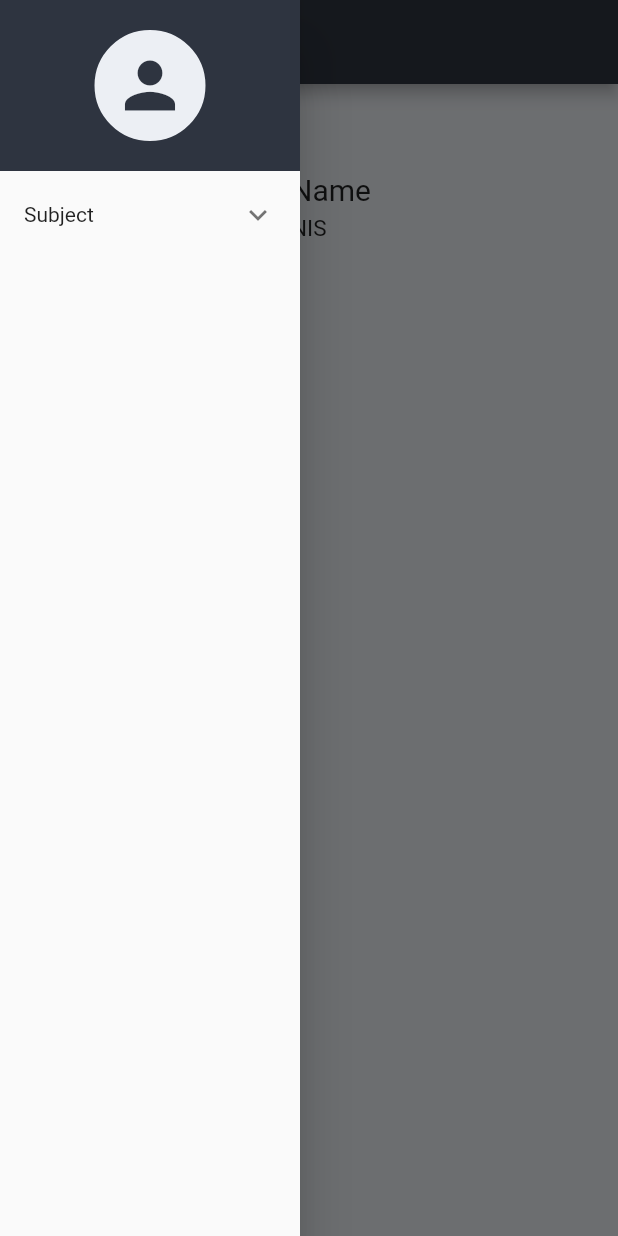
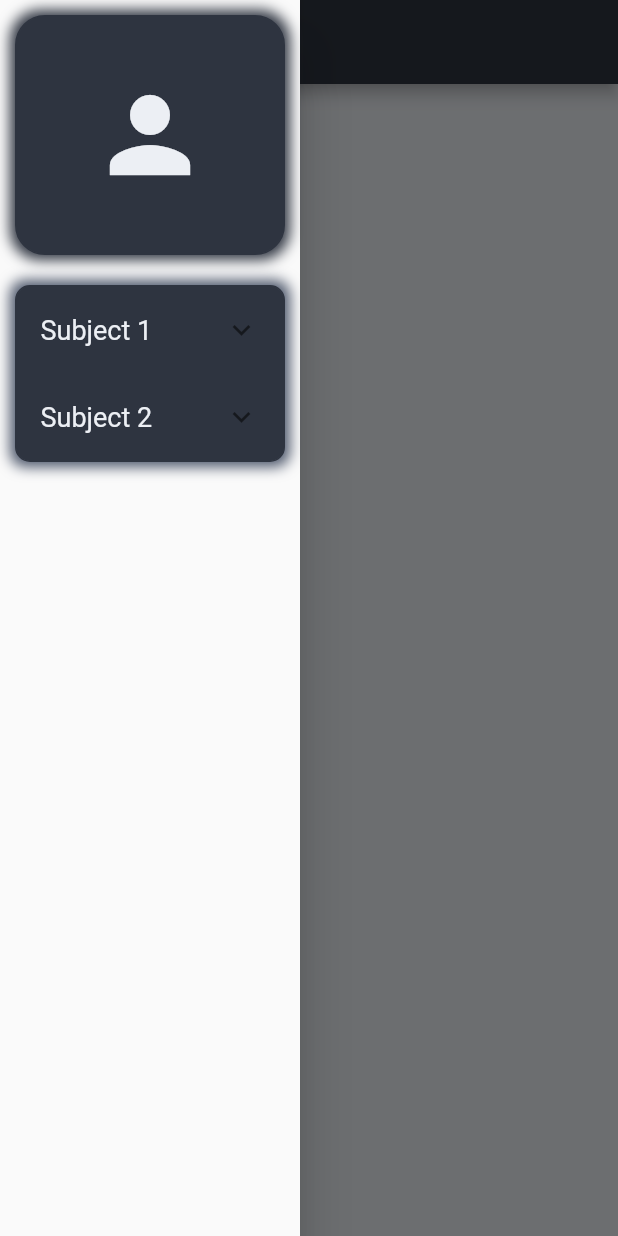
Before and after one commit to aldihsuhandi/SE-Bruh, a Flutter app: the screen it shows after launch, in the side drawer, after a tap on the "person" icon, on a phone screen of 412 x 824 dp. Run offline on Flutter 3.47's test engine with Material 2 defaults, Android fonts, the phone set to English and light mode, and no system bars; our stand-ins replace fl_chart, hexcolor.

Commit message:
rework navigation bar

```diff
--- a/lib/main.dart
+++ b/lib/main.dart
@@ -1,32 +1,37 @@
 import 'package:flutter/material.dart';
 import 'package:hexcolor/hexcolor.dart';
+import 'package:fl_chart/fl_chart.dart';
+
+// import other file
+import 'src/drawer.dart';
 
 void main() => runApp(MaterialApp(
-    home: Home(),
+    home: Profile(),
 ));
 
-class Home extends StatelessWidget {
+class Profile extends StatelessWidget {
     @override
     Widget build(BuildContext context) {
         return Scaffold(
             backgroundColor: HexColor("#eceff4"),
             appBar: AppBar(
-                title: Text("Homepage"),
+                title: Text("Profile page"),
                 backgroundColor: HexColor("#2e3440"),
             ),
             body: Column(
                 children: [
                     Expanded(
                         child: Column(
+                            crossAxisAlignment: CrossAxisAlignment.start,
                             children: [
                                 Container(
                                     padding: EdgeInsets.only(
-                                        left: 30
+                                        left: 10
                                     ),
                                     child: Row(
                                         children: [
                                             Container(
-                                                padding: EdgeInsets.all(10),
+                                                padding: EdgeInsets.all(5),
                                                 margin: EdgeInsets.all(20),
                                                 decoration: BoxDecoration(
                                                     borderRadius: BorderRadius.circular(100),
@@ -38,7 +43,7 @@ class Home extends StatelessWidget {
                                                 child: Icon(
                                                     Icons.person,
                                                     color: HexColor("#2e3440"),
-                                                    size: 100,
+                                                    size: 65,
                                                 )
                                             ),
                                             Container(
@@ -68,6 +73,18 @@ class Home extends StatelessWidget {
                                         ],
                                     ),
                                 ),
+                                Container(
+                                    padding: EdgeInsets.only(
+                                        left: 30
+                                    ),
+                                    child: Text(
+                                        "School name",
+                                        style: TextStyle(
+                                            fontFamily: 'Roboto',
+                                            fontSize: 20,
+                                        ),
+                                    ),
+                                ),
                             ],
                         ),
                     ),
@@ -80,64 +97,3 @@ class Home extends StatelessWidget {
         );
     }
 }
-
-class NavMenu extends StatelessWidget {
-    @override
-    Widget build(BuildContext context) {
-        return Drawer(
-            child: ListView(
-                padding: EdgeInsets.zero,
-                children: <Widget> [
-                    Material(
-                        color: HexColor("#2e3440"),
-                        child: InkWell(
-                            onTap: () {
-                                print("profile clicked");
-                            },
-                            child: Container(
-                                child: Column(
-                                    children: [
-                                        Container(
-                                            margin: EdgeInsets.all(20),
-                                            padding: EdgeInsets.all(10),
-                                            decoration: BoxDecoration(
-                                                color: HexColor("#eceff4"),
-                                                borderRadius: BorderRadius.circular(100),
-                                                border: Border.all(
-                                                    width: 2,
-                                                    color: HexColor("#eceff4"),
-                                                ),
-                                            ),
-                                            child: Icon(
-                                                Icons.person,
-                                                color: HexColor("#2e3440"),
-                                                size: 50.0,
-                                            ),
-                                        ),
-                                    ],
-                                ),
-                            ),
-                        ),
-                    ),
-                    ExpansionTile(
-                        title: Text("Subject"),
-                        children: <Widget>[
-                            ListTile(
-                                title: Text("Session 1"),
-                                onTap: () {
-                                    Navigator.pop(context);
-                                },
-                            ),
-                            ListTile(
-                                title: Text("Session 2"),
-                                onTap: () {
-                                    Navigator.pop(context);
-                                },
-                            )
-                        ],
-                    ),
-                ]
-            ),
-        );
-    }
-}
--- /dev/null
+++ b/lib/src/drawer.dart
@@ -0,0 +1,149 @@
+import 'package:flutter/material.dart';
+import 'package:hexcolor/hexcolor.dart';
+
+class NavMenu extends StatelessWidget {
+    @override
+    Widget build(BuildContext context) {
+        return Drawer(
+            child: ListView(
+                padding: EdgeInsets.only(
+                    bottom: 20,
+                ),
+                children: <Widget> [
+                    Container(
+                        height: 160,
+                        margin: EdgeInsets.all(10),
+                        decoration: BoxDecoration(
+                            color: HexColor("#2e3440"),
+                            boxShadow: [
+                                BoxShadow(
+                                    color: HexColor("#2e3440"),
+                                    spreadRadius: 3,
+                                    blurRadius: 7,
+                                    offset: Offset(0, 0),
+                                ),
+                            ],
+                            border: Border.all(
+                                color: HexColor("#2e3440"),
+                            ),
+                            borderRadius: BorderRadius.all(Radius.circular(20)),
+                        ),
+                        child: Material(
+                            color: Colors.white.withOpacity(0),
+                            child: InkWell(
+                                onTap: (){
+                                    print("Profile pressed");
+                                },
+                                child: Icon(
+                                    Icons.person,
+                                    color: HexColor("#eceff4"),
+                                    size: 80
+                                )
+                            ),
+                        ),
+                    ),
+                    Container(
+                        margin: EdgeInsets.all(10),
+                        decoration: BoxDecoration(
+                            color: HexColor("#2e3440"),
+                            boxShadow: [
+                                BoxShadow(
+                                    color: HexColor("#4c566a"),
+                                    spreadRadius: 3,
+                                    blurRadius: 7,
+                                    offset: Offset(0, 0),
+                                ),
+                            ],
+                            border: Border.all(
+                                color: HexColor("#2e3440"),
+                            ),
+                            borderRadius: BorderRadius.all(Radius.circular(10)),
+                        ),
+                        child: Column(
+                            children: [
+                                ExpansionTile(
+                                    title: Text(
+                                        "Subject 1",
+                                        style: TextStyle(
+                                            fontSize: 18,
+                                            color: HexColor("#eceff4"),
+                                        ),
+                                    ),
+                                    children: <Widget>[
+                                        ListTile(
+                                            title: Center(
+                                                child: Text(
+                                                    "Session 1",
+                                                    style: TextStyle(
+                                                        fontSize: 15,
+                                                        color: HexColor("#eceff4"),
+                                                    ),
+                                                ),
+                                            ),
+                                            onTap: () {
+                                                Navigator.pop(context);
+                                            },
+                                        ),
+                                        ListTile(
+                                            title: Center(
+                                                child: Text(
+                                                    "Session 2",
+                                                    style: TextStyle(
+                                                        fontSize: 15,
+                                                        color: HexColor("#eceff4"),
+                                                    ),
+                                                ),
+                                            ),
+                                            onTap: () {
+                                                Navigator.pop(context);
+                                            },
+                                        )
+                                    ],
+                                ),
+                                ExpansionTile(
+                                    title: Text(
+                                        "Subject 2",
+                                        style: TextStyle(
+                                            fontSize: 18,
+                                            color: HexColor("#eceff4"),
+                                        ),
+                                    ),
+                                    children: <Widget>[
+                                        ListTile(
+                                            title: Center(
+                                                child: Text(
+                                                    "Session 1",
+                                                    style: TextStyle(
+                                                        fontSize: 15,
+                                                        color: HexColor("#eceff4"),
+                                                    ),
+                                                ),
+                                            ),
+                                            onTap: () {
+                                                Navigator.pop(context);
+                                            },
+                                        ),
+                                        ListTile(
+                                            title: Center(
+                                                child: Text(
+                                                    "Session 2",
+                                                    style: TextStyle(
+                                                        fontSize: 15,
+                                                        color: HexColor("#eceff4"),
+                                                    ),
+                                                ),
+                                            ),
+                                            onTap: () {
+                                                Navigator.pop(context);
+                                            },
+                                        )
+                                    ],
+                                ),
+                            ],
+                        ),
+                    ),
+                ]
+            ),
+        );
+    }
+}
--- a/pubspec.yaml
+++ b/pubspec.yaml
@@ -33,6 +33,7 @@ dependencies:
   # Use with the CupertinoIcons class for iOS style icons.
   cupertino_icons: ^1.0.2
   hexcolor: ^2.0.3
+  fl_chart: ^0.36.1
 
 dev_dependencies:
   flutter_test:
```
Also changed, not shown: pubspec.lock.
